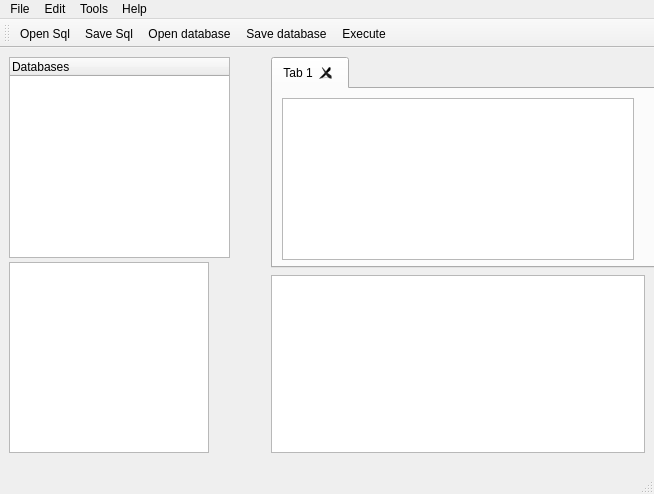
The window that mainwindow.ui (anachuri/dbmsClient) describes before a commit, drawn with Qt 5.
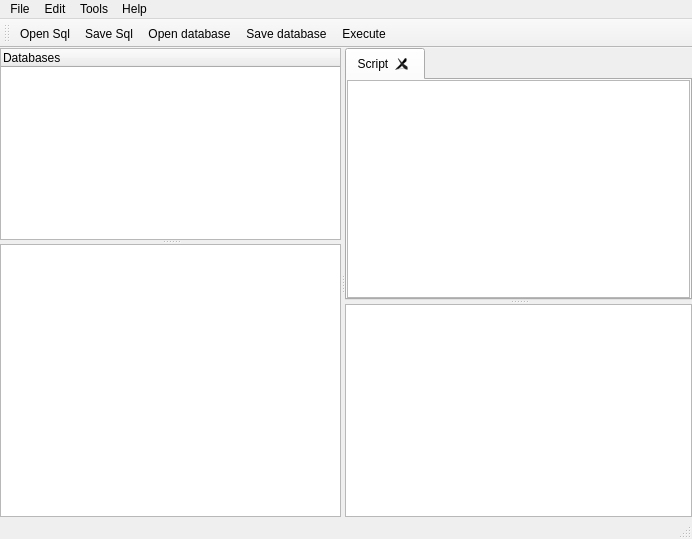
The same window after the commit. Icons and pictures are not drawn. Custom widgets are drawn as their Qt base class.

Commit message: agrego cambios

What changed in the file:
```diff
--- a/mainwindow.ui
+++ b/mainwindow.ui
@@ -6,8 +6,8 @@
    <rect>
     <x>0</x>
     <y>0</y>
-    <width>654</width>
-    <height>494</height>
+    <width>692</width>
+    <height>539</height>
    </rect>
   </property>
   <property name="windowTitle">
@@ -18,31 +18,32 @@
     <normaloff>:/img/database.png</normaloff>:/img/database.png</iconset>
   </property>
   <widget class="QWidget" name="centralwidget">
-   <widget class="QTableView" name="tableView_2">
-    <property name="geometry">
-     <rect>
-      <x>9</x>
-      <y>214</y>
-      <width>200</width>
-      <height>191</height>
-     </rect>
+   <layout class="QGridLayout" name="gridLayout">
+    <property name="leftMargin">
+     <number>0</number>
     </property>
-    <property name="sizePolicy">
-     <sizepolicy hsizetype="Expanding" vsizetype="Expanding">
-      <horstretch>1</horstretch>
-      <verstretch>1</verstretch>
-     </sizepolicy>
+    <property name="topMargin">
+     <number>0</number>
     </property>
-   </widget>
+    <property name="rightMargin">
+     <number>0</number>
+    </property>
+    <property name="bottomMargin">
+     <number>0</number>
+    </property>
+    <property name="spacing">
+     <number>0</number>
+    </property>
+    <item row="0" column="0">
+     <widget class="QSplitter" name="mainSplitter">
+      <property name="orientation">
+       <enum>Qt::Orientation::Horizontal</enum>
+      </property>
+      <widget class="QSplitter" name="splitter">
+       <property name="orientation">
+        <enum>Qt::Orientation::Vertical</enum>
+       </property>
    <widget class="DbTreeWidget" name="treeWidget">
-    <property name="geometry">
-     <rect>
-      <x>9</x>
-      <y>9</y>
-      <width>221</width>
-      <height>201</height>
-     </rect>
-    </property>
     <property name="sizePolicy">
      <sizepolicy hsizetype="Expanding" vsizetype="Expanding">
       <horstretch>0</horstretch>
@@ -62,24 +63,22 @@
      </property>
     </column>
    </widget>
-   <widget class="QTableView" name="tableView">
-    <property name="geometry">
-     <rect>
-      <x>271</x>
-      <y>227</y>
-      <width>374</width>
-      <height>178</height>
-     </rect>
-    </property>
-   </widget>
+       <widget class="QTableView" name="tableView_2">
+        <property name="sizePolicy">
+         <sizepolicy hsizetype="Expanding" vsizetype="Expanding">
+          <horstretch>1</horstretch>
+          <verstretch>1</verstretch>
+         </sizepolicy>
+        </property>
+       </widget>
+      </widget>
+      <widget class="QSplitter" name="splitter_2">
+       <property name="orientation">
+        <enum>Qt::Orientation::Vertical</enum>
+       </property>
    <widget class="QTabWidget" name="tabWidget">
-    <property name="geometry">
-     <rect>
-      <x>271</x>
-      <y>9</y>
-      <width>391</width>
-      <height>211</height>
-     </rect>
+        <property name="enabled">
+         <bool>true</bool>
     </property>
     <property name="currentIndex">
      <number>0</number>
@@ -92,28 +91,40 @@
     </property>
     <widget class="QWidget" name="tab">
      <attribute name="title">
-      <string>Tab 1</string>
-     </attribute>
-     <widget class="QTextEdit" name="textEdit">
-      <property name="geometry">
-       <rect>
-        <x>9</x>
-        <y>9</y>
-        <width>352</width>
-        <height>162</height>
-       </rect>
-      </property>
-     </widget>
-    </widget>
-   </widget>
+          <string>Script</string>
+         </attribute>
+         <layout class="QVBoxLayout" name="verticalLayout">
+          <property name="leftMargin">
+           <number>0</number>
+          </property>
+          <property name="topMargin">
+           <number>0</number>
+          </property>
+          <property name="rightMargin">
+           <number>0</number>
+          </property>
+          <property name="bottomMargin">
+           <number>0</number>
+          </property>
+          <item>
+           <widget class="QTextEdit" name="textEdit"/>
+          </item>
+         </layout>
+        </widget>
+       </widget>
+       <widget class="QTableView" name="tableView"/>
+      </widget>
+     </widget>
+    </item>
+   </layout>
   </widget>
   <widget class="QMenuBar" name="menubar">
    <property name="geometry">
     <rect>
      <x>0</x>
      <y>0</y>
-     <width>654</width>
-     <height>19</height>
+     <width>692</width>
+     <height>22</height>
     </rect>
    </property>
    <widget class="QMenu" name="menuFile">
```
Left out of the diff: 2 changed lines with no effect on the pictures. Lines whose indentation alone changed are shown as unchanged. The commit also changes 2 other files.
